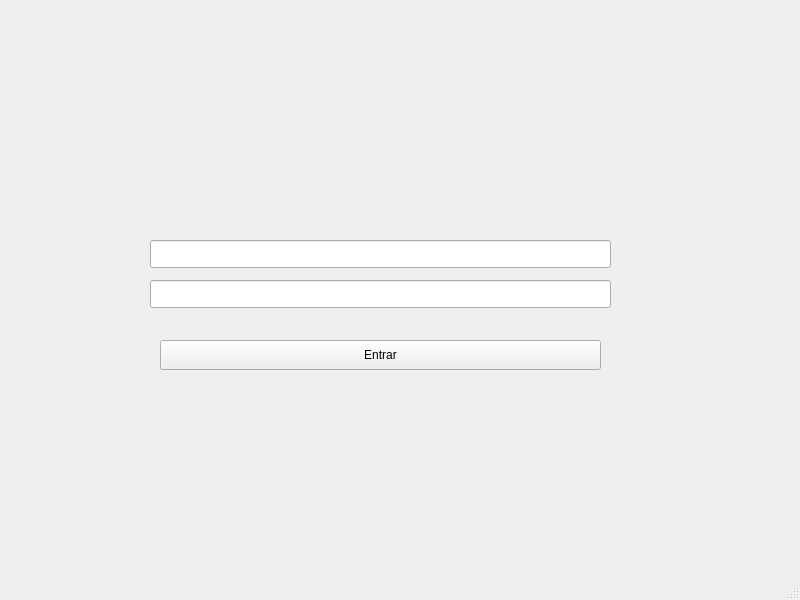
This is loginwindow.ui in TCC-PES-2022/ARIEL as Qt 5 draws it before an edit. The edited form follows.
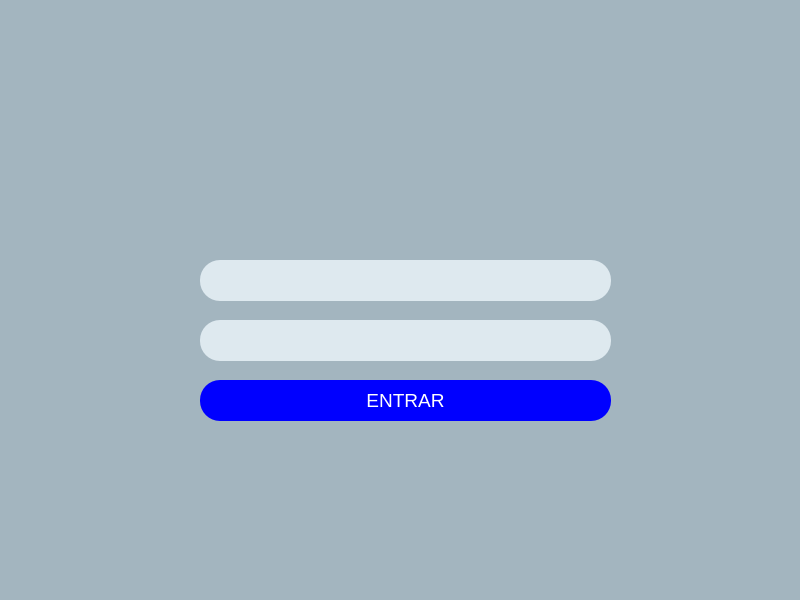
This is the edited form. Icons and pictures are not drawn.

```diff
--- a/loginwindow.ui
+++ b/loginwindow.ui
@@ -15,16 +15,26 @@
   </property>
   <property name="windowIcon">
    <iconset resource="rsc_file.qrc">
-    <normaloff>:/img/Ariel/img/Ariel2.png</normaloff>:/img/Ariel/img/Ariel2.png</iconset>
+    <normaloff>:/Ariel/img/Ariel/Icon.png</normaloff>:/Ariel/img/Ariel/Icon.png</iconset>
+  </property>
+  <property name="styleSheet">
+   <string notr="true">background-color: rgb(163,181,191);
+border-top-color: rgb(0, 85, 255);</string>
+  </property>
+  <property name="iconSize">
+   <size>
+    <width>30</width>
+    <height>30</height>
+   </size>
   </property>
   <widget class="QWidget" name="centralwidget">
    <widget class="QLabel" name="label">
     <property name="geometry">
      <rect>
-      <x>250</x>
-      <y>30</y>
-      <width>241</width>
-      <height>161</height>
+      <x>150</x>
+      <y>60</y>
+      <width>491</width>
+      <height>151</height>
      </rect>
     </property>
     <property name="text">
@@ -37,37 +47,70 @@
      <bool>true</bool>
     </property>
    </widget>
+   <widget class="QPushButton" name="btn_login">
+    <property name="geometry">
+     <rect>
+      <x>200</x>
+      <y>380</y>
+      <width>411</width>
+      <height>41</height>
+     </rect>
+    </property>
+    <property name="font">
+     <font>
+      <family>Segoe UI</family>
+      <pointsize>14</pointsize>
+      <italic>false</italic>
+      <bold>false</bold>
+     </font>
+    </property>
+    <property name="styleSheet">
+     <string notr="true">background-color: rgb(0, 0, 255);
+border-radius:20px;
+font: 700 9pt &quot;Segoe UI&quot;;
+color: rgb(255, 255, 255);
+font: 14pt &quot;Segoe UI&quot;;
+</string>
+    </property>
+    <property name="text">
+     <string>ENTRAR</string>
+    </property>
+   </widget>
    <widget class="QLineEdit" name="txt_userName">
     <property name="geometry">
      <rect>
-      <x>150</x>
-      <y>240</y>
-      <width>461</width>
-      <height>28</height>
+      <x>200</x>
+      <y>260</y>
+      <width>411</width>
+      <height>41</height>
      </rect>
     </property>
+    <property name="styleSheet">
+     <string notr="true">color: rgb(0, 0, 255);
+border-radius:20px;
+background-color: rgb(222,233,239);
+font: 12pt &quot;Segoe UI&quot;;
+text-align: center;</string>
+    </property>
    </widget>
    <widget class="QLineEdit" name="txt_password">
     <property name="geometry">
      <rect>
-      <x>150</x>
-      <y>280</y>
-      <width>461</width>
-      <height>28</height>
+      <x>200</x>
+      <y>320</y>
+      <width>411</width>
+      <height>41</height>
      </rect>
     </property>
-   </widget>
-   <widget class="QPushButton" name="btn_login">
-    <property name="geometry">
-     <rect>
-      <x>160</x>
-      <y>340</y>
-      <width>441</width>
-      <height>30</height>
-     </rect>
+    <property name="styleSheet">
+     <string notr="true">color: rgb(0, 0, 255);
+border-radius:20px;
+background-color: rgb(222,233,239);
+font: 12pt &quot;Segoe UI&quot;;
+text-align: center;</string>
     </property>
-    <property name="text">
-     <string>Entrar</string>
+    <property name="echoMode">
+     <enum>QLineEdit::Password</enum>
     </property>
    </widget>
   </widget>
```
Left out of the diff: 6 changed lines with no effect on the pictures.
